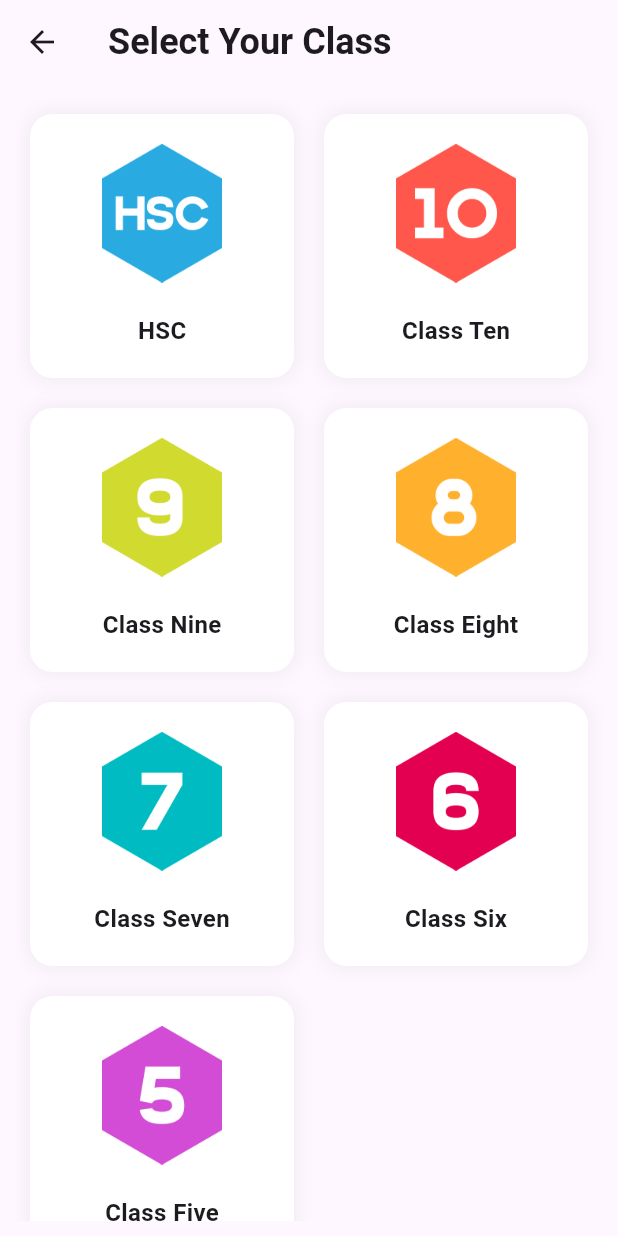
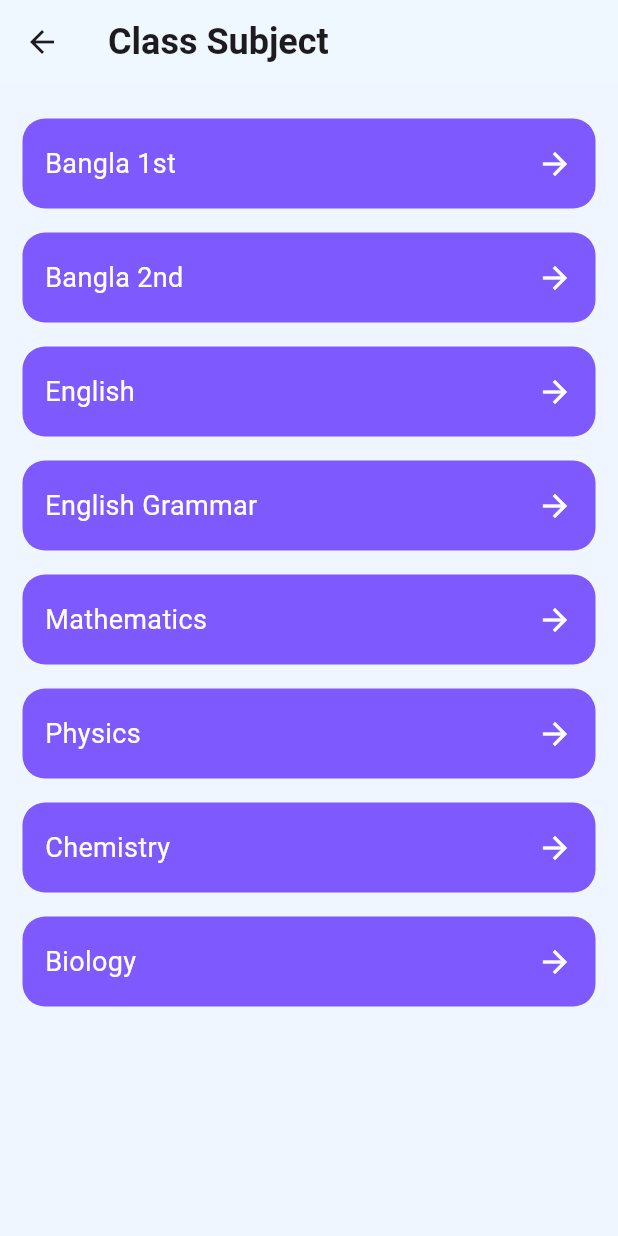
Before and after one commit to showravdas11/poralekha-app, a Flutter app: the ClassListScreen screen opened directly, after a tap on "HSC", on a phone screen of 412 x 824 dp. Run offline on Flutter 3.47's test engine with Material 3 defaults, Android fonts, the phone set to English and light mode, and no system bars; our stand-ins replace awesome_dialog, firebase_auth, firebase_core, flutter_spinkit, google_nav_bar, iconsax and 1 more; accounts and stored records are empty.

Commit message:
class list updated

```diff
--- a/lib/main.dart
+++ b/lib/main.dart
@@ -18,8 +18,12 @@ class MyApp extends StatelessWidget {
       debugShowCheckedModeBanner: false,
       title: 'Flutter Demo',
       theme: ThemeData(
-        useMaterial3: true,
-      ),
+          appBarTheme: const AppBarTheme(
+            color: Color.fromARGB(255, 240, 248, 255),
+          ),
+          scaffoldBackgroundColor: const Color.fromARGB(255, 240, 246, 255),
+          useMaterial3: true,
+          primaryColor: const Color.fromARGB(255, 240, 248, 255)),
       home: const SplashScreen(),
     );
   }
--- a/lib/screens/ClassList/ClassListScreen.dart
+++ b/lib/screens/ClassList/ClassListScreen.dart
@@ -1,14 +1,15 @@
 import 'package:flutter/material.dart';
+import 'package:poralekha_app/screens/SubjectList/subject_list_screen.dart';
 
 class ClassListScreen extends StatefulWidget {
-  const ClassListScreen({super.key});
+  const ClassListScreen({Key? key}) : super(key: key);
 
   @override
   State<ClassListScreen> createState() => _ClassListScreenState();
 }
 
 class _ClassListScreenState extends State<ClassListScreen> {
-  List imgData = [
+  List<String> imgData = [
     "assets/images/HSC.png",
     "assets/images/ten.png",
     "assets/images/nine.png",
@@ -18,7 +19,7 @@ class _ClassListScreenState extends State<ClassListScreen> {
     "assets/images/five.png",
   ];
 
-  List titles = [
+  List<String> titles = [
     "HSC",
     "Class Ten",
     "Class Nine",
@@ -30,6 +31,8 @@ class _ClassListScreenState extends State<ClassListScreen> {
 
   @override
   Widget build(BuildContext context) {
+    double screenWidth = MediaQuery.of(context).size.width;
+
     return Scaffold(
       appBar: AppBar(
         title: const Text(
@@ -39,20 +42,27 @@ class _ClassListScreenState extends State<ClassListScreen> {
       ),
       body: Padding(
         padding: const EdgeInsets.all(10),
-          child: Expanded(
         child: GridView.builder(
           gridDelegate: const SliverGridDelegateWithFixedCrossAxisCount(
             crossAxisCount: 2,
             mainAxisSpacing: 0,
-                      crossAxisSpacing: 0),
+            crossAxisSpacing: 0,
+          ),
           shrinkWrap: true,
           itemCount: imgData.length,
           itemBuilder: (BuildContext context, int index) {
             return GestureDetector(
-                      onTap: () {},
+              onTap: () {
+                Navigator.push(
+                  context,
+                  MaterialPageRoute(
+                    builder: (context) => SubjectListScreen(),
+                  ),
+                );
+              },
               child: Container(
-                        margin: const EdgeInsets.symmetric(
-                            vertical: 10, horizontal: 10),
+                margin:
+                    const EdgeInsets.symmetric(vertical: 10, horizontal: 10),
                 decoration: BoxDecoration(
                   borderRadius: BorderRadius.circular(15),
                   color: Colors.white,
@@ -60,7 +70,8 @@ class _ClassListScreenState extends State<ClassListScreen> {
                     BoxShadow(
                       color: Color.fromARGB(14, 0, 0, 0),
                       spreadRadius: 1,
-                                blurRadius: 10)
+                      blurRadius: 10,
+                    )
                   ],
                 ),
                 child: Padding(
@@ -70,19 +81,25 @@ class _ClassListScreenState extends State<ClassListScreen> {
                     children: [
                       Image.asset(
                         imgData[index],
-                                width: 80,
+                        width:
+                            screenWidth * 0.20, // Adjust the factor as needed
                       ),
                       Text(
                         titles[index],
-                                style: const TextStyle(
-                                    fontSize: 16, fontWeight: FontWeight.bold),
+                        style: TextStyle(
+                          fontSize:
+                              screenWidth * 0.04, // Adjust the factor as needed
+                          fontWeight: FontWeight.bold,
+                        ),
                       )
                     ],
                   ),
                 ),
               ),
             );
-                  })),
-        ));
+          },
+        ),
+      ),
+    );
   }
 }
--- a/lib/screens/Home/HomeScreen.dart
+++ b/lib/screens/Home/HomeScreen.dart
@@ -1,16 +1,13 @@
 import 'package:flutter/material.dart';
-import 'package:poralekha_app/screens/Home/BookList.dart';
 
-class HomeScreen extends StatefulWidget {
-  const HomeScreen({super.key});
-
-  @override
-  State<HomeScreen> createState() => _HomeScreenState();
-}
-
-class _HomeScreenState extends State<HomeScreen> {
+class HomeScreen extends StatelessWidget {
   @override
   Widget build(BuildContext context) {
-    return BookListScreen();
+    return Container(
+      // Your chat screen content goes here
+      child: const Center(
+        child: Text("Home Screen"),
+      ),
+    );
   }
 }
--- /dev/null
+++ b/lib/screens/SubjectList/subject_list_screen.dart
@@ -0,0 +1,69 @@
+import 'package:flutter/material.dart';
+
+class SubjectListScreen extends StatelessWidget {
+  SubjectListScreen({Key? key});
+
+  List<String> subs = [
+    "Bangla 1st",
+    "Bangla 2nd",
+    "English",
+    "English Grammar",
+    "Mathematics",
+    "Physics",
+    "Chemistry",
+    "Biology",
+  ];
+
+  @override
+  Widget build(BuildContext context) {
+    return Scaffold(
+      appBar: AppBar(
+        title: const Text(
+          "Class Subject",
+          style: TextStyle(fontSize: 24, fontWeight: FontWeight.bold),
+        ),
+      ),
+      body: Padding(
+        padding: const EdgeInsets.all(15),
+        child: ListView.builder(
+          itemCount: subs.length,
+          itemBuilder: (BuildContext context, int index) {
+            return Container(
+              height: 60,
+              width: double.infinity,
+              padding: const EdgeInsets.all(15),
+              margin: const EdgeInsets.symmetric(vertical: 8),
+              decoration: BoxDecoration(
+                color: const Color.fromARGB(255, 126, 89, 253),
+                borderRadius: BorderRadius.circular(15),
+                boxShadow: [
+                  // BoxShadow(
+                  //   color: Colors.grey.withOpacity(0.5),
+                  //   spreadRadius: 1,
+                  //   blurRadius: 10,
+                  // ),
+                ],
+              ),
+              child: Row(
+                mainAxisAlignment: MainAxisAlignment.spaceBetween,
+                children: [
+                  Text(
+                    subs[index],
+                    style: const TextStyle(
+                      color: Colors.white,
+                      fontSize: 18,
+                    ),
+                  ),
+                  const Icon(
+                    Icons.arrow_forward,
+                    color: Colors.white,
+                  ),
+                ],
+              ),
+            );
+          },
+        ),
+      ),
+    );
+  }
+}
```
Also changed, not shown: pubspec.lock. Lines whose indentation alone changed are shown as unchanged.
